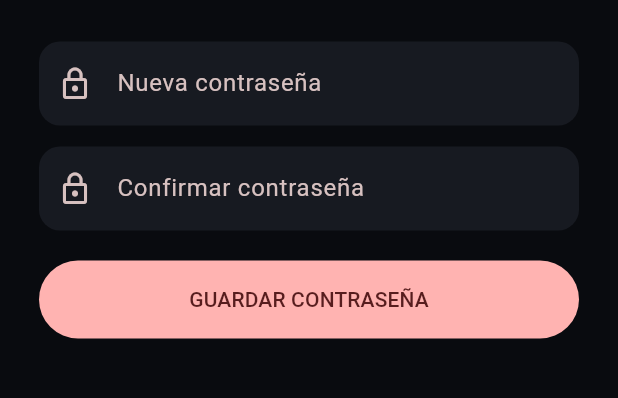
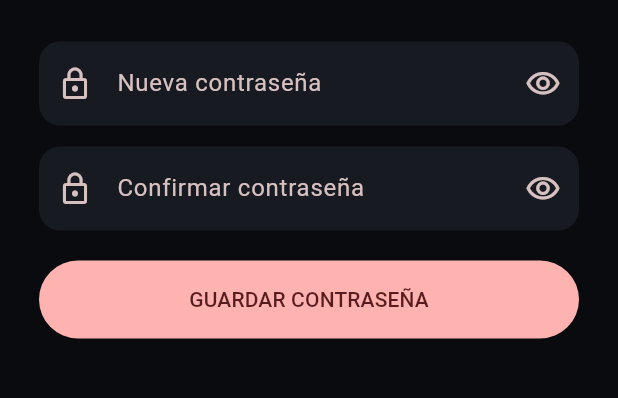
Before and after one commit to ingfernandorivera/APPFitbodygym, a Flutter app: the CreatePasswordScreen screen opened directly, on a phone screen of 412 x 824 dp, the part 581-979 px from its top. Run offline on Flutter 3.47's test engine with Material 3 defaults, Android fonts, the phone set to English and light mode, and no system bars; our stand-ins replace supabase_flutter; accounts and stored records are empty.

Commit message:
add-password-visibility-controls

```diff
--- a/lib/create_password_screen.dart
+++ b/lib/create_password_screen.dart
@@ -11,6 +11,8 @@ class _CreatePasswordScreenState extends State<CreatePasswordScreen> {
   final password = TextEditingController();
   final confirmation = TextEditingController();
   bool loading = false;
+  bool showPassword = false;
+  bool showConfirmation = false;
   String? error;
   Future<void> save() async {
     if (password.text.length < 8) {
@@ -68,19 +70,29 @@ class _CreatePasswordScreenState extends State<CreatePasswordScreen> {
                 const SizedBox(height: 28),
                 TextField(
                   controller: password,
-                  obscureText: true,
-                  decoration: const InputDecoration(
+                  obscureText: !showPassword,
+                  decoration: InputDecoration(
                     labelText: 'Nueva contraseña',
-                    prefixIcon: Icon(Icons.lock_outline),
+                    prefixIcon: const Icon(Icons.lock_outline),
+                    suffixIcon: IconButton(
+                      tooltip: showPassword ? 'Ocultar contraseña' : 'Ver contraseña',
+                      onPressed: () => setState(() => showPassword = !showPassword),
+                      icon: Icon(showPassword ? Icons.visibility_off_outlined : Icons.visibility_outlined),
+                    ),
                   ),
                 ),
                 const SizedBox(height: 14),
                 TextField(
                   controller: confirmation,
-                  obscureText: true,
-                  decoration: const InputDecoration(
+                  obscureText: !showConfirmation,
+                  decoration: InputDecoration(
                     labelText: 'Confirmar contraseña',
-                    prefixIcon: Icon(Icons.lock_outline),
+                    prefixIcon: const Icon(Icons.lock_outline),
+                    suffixIcon: IconButton(
+                      tooltip: showConfirmation ? 'Ocultar contraseña' : 'Ver contraseña',
+                      onPressed: () => setState(() => showConfirmation = !showConfirmation),
+                      icon: Icon(showConfirmation ? Icons.visibility_off_outlined : Icons.visibility_outlined),
+                    ),
                   ),
                 ),
                 if (error != null)
```
